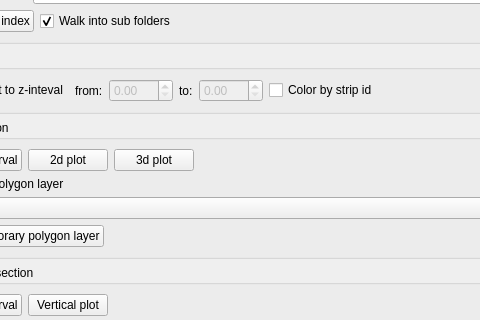
Qt form pcplot/Ui_PcPlot.ui (SDFIdk/DHMQC) before a commit; both pictures show x 81 to 561 and y 184 to 504 of the 769 by 704 pixel window.
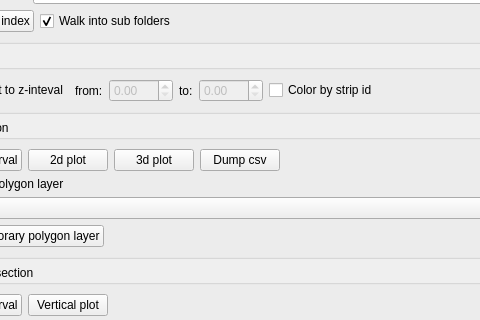
The same form after that commit.

Commit message: csv dump...

Diff of the .ui file:
```diff
--- a/pcplot/Ui_PcPlot.ui
+++ b/pcplot/Ui_PcPlot.ui
@@ -341,6 +341,13 @@
           </property>
          </widget>
         </item>
+        <item>
+         <widget class="QPushButton" name="bt_dump_csv">
+          <property name="text">
+           <string>Dump csv</string>
+          </property>
+         </widget>
+        </item>
         <item>
          <spacer name="horizontalSpacer_2">
           <property name="orientation">
```
The commit also changes 3 other files.
